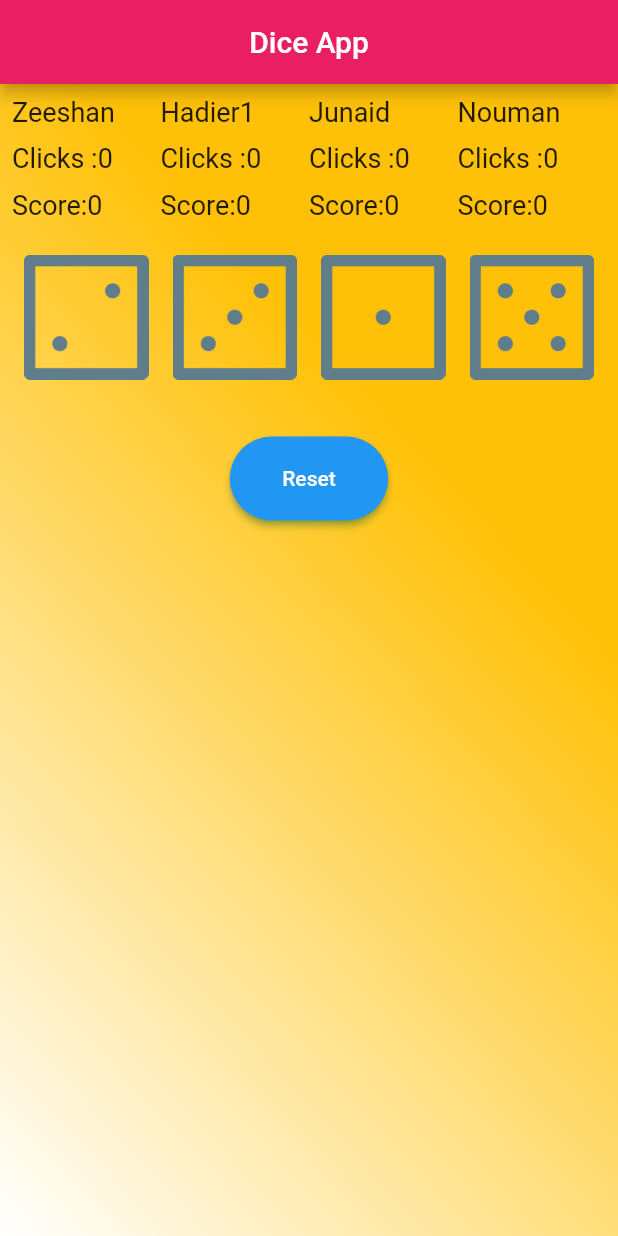
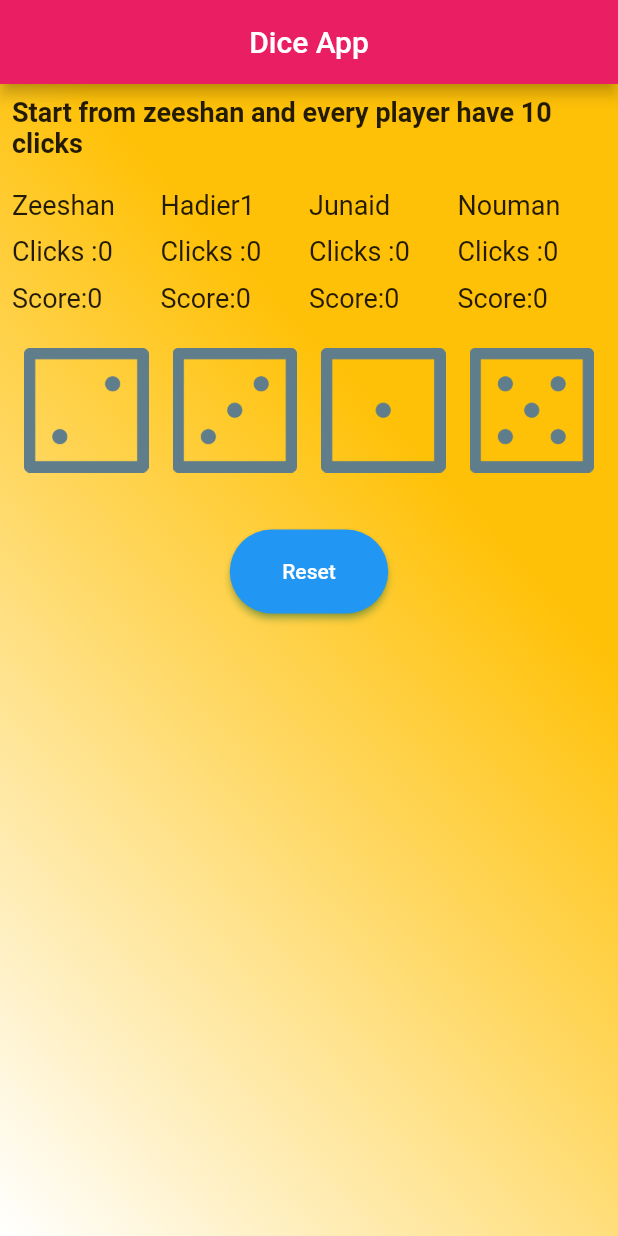
Before and after one commit to zeeshi045/Flutter-Projects, a Flutter app: the screen it shows after launch, on a phone screen of 412 x 824 dp. Run offline on Flutter 3.47's test engine with Material 2 defaults, Android fonts, the phone set to English and light mode, and no system bars; our stand-ins replace auto_size_text.

Commit message:
updated
set

```diff
--- a/diceapp/lib/main.dart
+++ b/diceapp/lib/main.dart
@@ -62,6 +62,16 @@ class _diceState extends State<dice> {
               crossAxisAlignment: CrossAxisAlignment.center,
 
             children: [
+              Text(
+                'Start from zeeshan and every player have 10 clicks',
+                textDirection: TextDirection.ltr,
+                style: TextStyle(
+                  fontSize:18,
+                  fontWeight:FontWeight.bold,
+                  color: Colors.black87,
+                ),
+              ),
+            SizedBox(height: 20,),
             Row(
               mainAxisAlignment: MainAxisAlignment.start,
               crossAxisAlignment: CrossAxisAlignment.center,
```
Also changed, not shown: diceapp/pubspec.yaml (+7 -7 lines).
